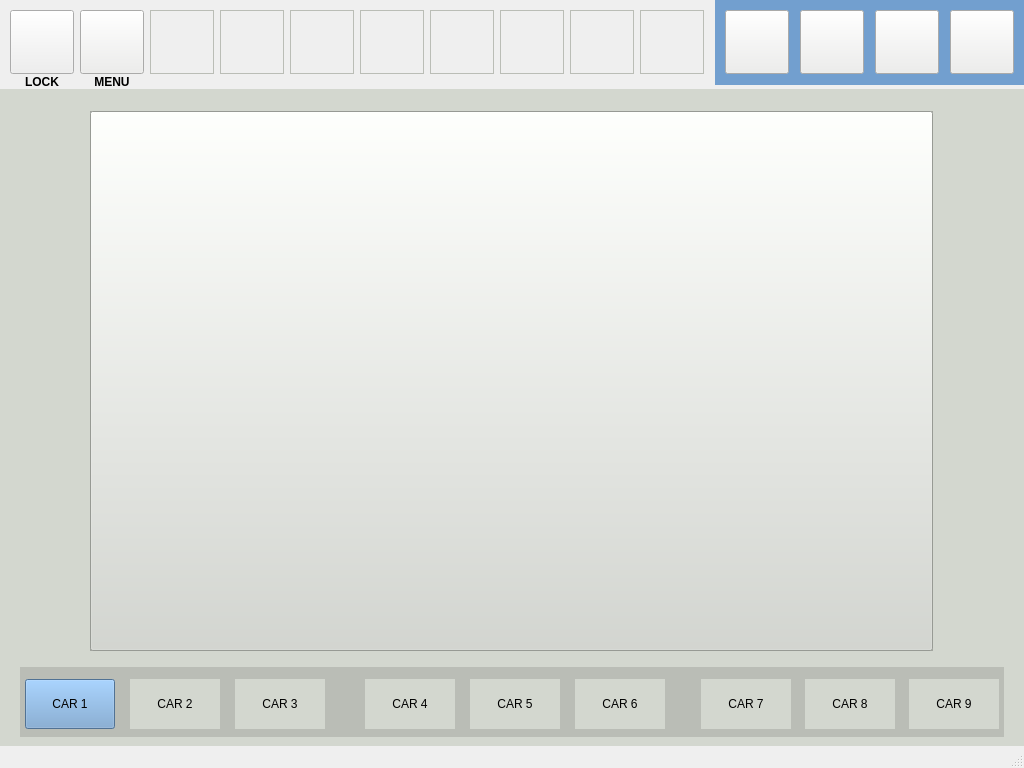
kartikeya8973/emu_hmi_app, file mainwindow.ui: the form before one commit.
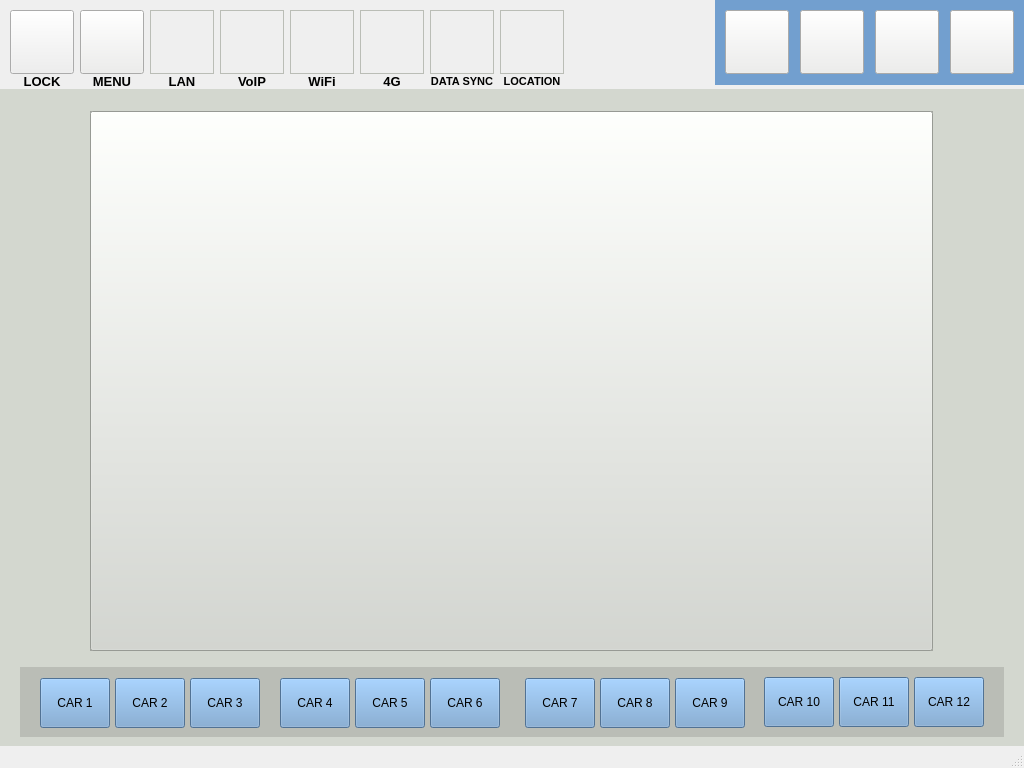
The form after the commit. The open tabs and pages were chosen to show the change. Icons and pictures are not drawn.

```diff
--- a/mainwindow.ui
+++ b/mainwindow.ui
@@ -1546,9 +1546,9 @@
      <widget class="QLabel" name="label_cam_no_2">
       <property name="geometry">
        <rect>
-        <x>800</x>
+        <x>730</x>
         <y>2</y>
-        <width>131</width>
+        <width>200</width>
         <height>17</height>
        </rect>
       </property>
@@ -1556,154 +1556,246 @@
        <string/>
       </property>
      </widget>
-     <widget class="QLabel" name="label_car5_Full">
+     <widget class="QPushButton" name="pushButton_carF1">
       <property name="geometry">
        <rect>
-        <x>470</x>
-        <y>590</y>
-        <width>90</width>
+        <x>40</x>
+        <y>589</y>
+        <width>70</width>
         <height>50</height>
        </rect>
+      </property>
+      <property name="styleSheet">
+       <string notr="true">background-color: rgb(114, 159, 207);
+color: rgb(0, 0, 0);</string>
+      </property>
+      <property name="text">
+       <string>CAR 1</string>
+      </property>
+      <property name="flat">
+       <bool>false</bool>
+      </property>
+     </widget>
+     <widget class="QPushButton" name="pushButton_carF2">
+      <property name="geometry">
+       <rect>
+        <x>115</x>
+        <y>589</y>
+        <width>70</width>
+        <height>50</height>
+       </rect>
+      </property>
+      <property name="styleSheet">
+       <string notr="true">background-color: rgb(114, 159, 207);
+color: rgb(0, 0, 0);</string>
+      </property>
+      <property name="text">
+       <string>CAR 2</string>
+      </property>
+      <property name="flat">
+       <bool>false</bool>
+      </property>
+     </widget>
+     <widget class="QPushButton" name="pushButton_carF3">
+      <property name="geometry">
+       <rect>
+        <x>190</x>
+        <y>589</y>
+        <width>70</width>
+        <height>50</height>
+       </rect>
+      </property>
+      <property name="styleSheet">
+       <string notr="true">background-color: rgb(114, 159, 207);
+color: rgb(0, 0, 0);</string>
+      </property>
+      <property name="text">
+       <string>CAR 3</string>
+      </property>
+      <property name="flat">
+       <bool>false</bool>
+      </property>
+     </widget>
+     <widget class="QPushButton" name="pushButton_carF8">
+      <property name="geometry">
+       <rect>
+        <x>600</x>
+        <y>589</y>
+        <width>70</width>
+        <height>50</height>
+       </rect>
+      </property>
+      <property name="styleSheet">
+       <string notr="true">background-color: rgb(114, 159, 207);
+color: rgb(0, 0, 0);</string>
+      </property>
+      <property name="text">
+       <string>CAR 8</string>
+      </property>
+      <property name="flat">
+       <bool>false</bool>
+      </property>
+     </widget>
+     <widget class="QPushButton" name="pushButton_carF5">
+      <property name="geometry">
+       <rect>
+        <x>355</x>
+        <y>589</y>
+        <width>70</width>
+        <height>50</height>
+       </rect>
+      </property>
+      <property name="styleSheet">
+       <string notr="true">background-color: rgb(114, 159, 207);
+color: rgb(0, 0, 0);</string>
       </property>
       <property name="text">
        <string>CAR 5</string>
       </property>
-      <property name="alignment">
-       <set>Qt::AlignCenter</set>
+      <property name="flat">
+       <bool>false</bool>
       </property>
      </widget>
-     <widget class="QLabel" name="label_car9_Full">
+     <widget class="QPushButton" name="pushButton_carF10">
       <property name="geometry">
        <rect>
-        <x>909</x>
-        <y>590</y>
-        <width>90</width>
+        <x>764</x>
+        <y>588</y>
+        <width>70</width>
         <height>50</height>
        </rect>
+      </property>
+      <property name="styleSheet">
+       <string notr="true">background-color: rgb(114, 159, 207);
+color: rgb(0, 0, 0);</string>
+      </property>
+      <property name="text">
+       <string>CAR 10</string>
+      </property>
+      <property name="flat">
+       <bool>false</bool>
+      </property>
+     </widget>
+     <widget class="QPushButton" name="pushButton_carF9">
+      <property name="geometry">
+       <rect>
+        <x>675</x>
+        <y>589</y>
+        <width>70</width>
+        <height>50</height>
+       </rect>
+      </property>
+      <property name="styleSheet">
+       <string notr="true">background-color: rgb(114, 159, 207);
+color: rgb(0, 0, 0);</string>
       </property>
       <property name="text">
        <string>CAR 9</string>
       </property>
-      <property name="alignment">
-       <set>Qt::AlignCenter</set>
+      <property name="flat">
+       <bool>false</bool>
       </property>
      </widget>
-     <widget class="QLabel" name="label_car3_Full">
+     <widget class="QPushButton" name="pushButton_carF6">
       <property name="geometry">
        <rect>
-        <x>235</x>
-        <y>590</y>
-        <width>90</width>
+        <x>430</x>
+        <y>589</y>
+        <width>70</width>
         <height>50</height>
        </rect>
       </property>
+      <property name="styleSheet">
+       <string notr="true">background-color: rgb(114, 159, 207);
+color: rgb(0, 0, 0);</string>
+      </property>
       <property name="text">
-       <string>CAR 3</string>
+       <string>CAR 6</string>
       </property>
-      <property name="alignment">
-       <set>Qt::AlignCenter</set>
+      <property name="flat">
+       <bool>false</bool>
       </property>
      </widget>
-     <widget class="QLabel" name="label_car7_Full">
+     <widget class="QPushButton" name="pushButton_carF11">
       <property name="geometry">
        <rect>
-        <x>701</x>
-        <y>590</y>
-        <width>90</width>
+        <x>839</x>
+        <y>588</y>
+        <width>70</width>
         <height>50</height>
        </rect>
+      </property>
+      <property name="styleSheet">
+       <string notr="true">background-color: rgb(114, 159, 207);
+color: rgb(0, 0, 0);</string>
+      </property>
+      <property name="text">
+       <string>CAR 11</string>
+      </property>
+      <property name="flat">
+       <bool>false</bool>
+      </property>
+     </widget>
+     <widget class="QPushButton" name="pushButton_carF7">
+      <property name="geometry">
+       <rect>
+        <x>525</x>
+        <y>589</y>
+        <width>70</width>
+        <height>50</height>
+       </rect>
+      </property>
+      <property name="styleSheet">
+       <string notr="true">background-color: rgb(114, 159, 207);
+color: rgb(0, 0, 0);</string>
       </property>
       <property name="text">
        <string>CAR 7</string>
       </property>
-      <property name="alignment">
-       <set>Qt::AlignCenter</set>
+      <property name="flat">
+       <bool>false</bool>
       </property>
      </widget>
-     <widget class="QLabel" name="label_car4_Full">
+     <widget class="QPushButton" name="pushButton_carF12">
       <property name="geometry">
        <rect>
-        <x>365</x>
-        <y>590</y>
-        <width>90</width>
+        <x>914</x>
+        <y>588</y>
+        <width>70</width>
         <height>50</height>
        </rect>
+      </property>
+      <property name="styleSheet">
+       <string notr="true">background-color: rgb(114, 159, 207);
+color: rgb(0, 0, 0);</string>
+      </property>
+      <property name="text">
+       <string>CAR 12</string>
+      </property>
+      <property name="flat">
+       <bool>false</bool>
+      </property>
+     </widget>
+     <widget class="QPushButton" name="pushButton_carF4">
+      <property name="geometry">
+       <rect>
+        <x>280</x>
+        <y>589</y>
+        <width>70</width>
+        <height>50</height>
+       </rect>
+      </property>
+      <property name="styleSheet">
+       <string notr="true">background-color: rgb(114, 159, 207);
+color: rgb(0, 0, 0);</string>
       </property>
       <property name="text">
        <string>CAR 4</string>
       </property>
-      <property name="alignment">
-       <set>Qt::AlignCenter</set>
-      </property>
-     </widget>
-     <widget class="QLabel" name="label_car2_Full">
-      <property name="geometry">
-       <rect>
-        <x>130</x>
-        <y>590</y>
-        <width>90</width>
-        <height>50</height>
-       </rect>
-      </property>
-      <property name="text">
-       <string>CAR 2</string>
-      </property>
-      <property name="alignment">
-       <set>Qt::AlignCenter</set>
-      </property>
-     </widget>
-     <widget class="QLabel" name="label_car6_Full">
-      <property name="geometry">
-       <rect>
-        <x>575</x>
-        <y>590</y>
-        <width>90</width>
-        <height>50</height>
-       </rect>
-      </property>
-      <property name="text">
-       <string>CAR 6</string>
-      </property>
-      <property name="alignment">
-       <set>Qt::AlignCenter</set>
-      </property>
-     </widget>
-     <widget class="QPushButton" name="pushButton_car1_Full">
-      <property name="geometry">
-       <rect>
-        <x>25</x>
-        <y>590</y>
-        <width>90</width>
-        <height>50</height>
-       </rect>
-      </property>
-      <property name="styleSheet">
-       <string notr="true">background-color: rgb(114, 159, 207);
-color: rgb(0, 0, 0);</string>
-      </property>
-      <property name="text">
-       <string>CAR 1</string>
-      </property>
       <property name="flat">
        <bool>false</bool>
       </property>
      </widget>
-     <widget class="QLabel" name="label_car8_Full">
-      <property name="geometry">
-       <rect>
-        <x>805</x>
-        <y>590</y>
-        <width>90</width>
-        <height>50</height>
-       </rect>
-      </property>
-      <property name="text">
-       <string>CAR 8</string>
-      </property>
-      <property name="alignment">
-       <set>Qt::AlignCenter</set>
-      </property>
-     </widget>
     </widget>
     <widget class="QWidget" name="page_cctvView_etbCall">
      <widget class="QFrame" name="frame_11">
@@ -2064,158 +2156,6 @@
      </size>
     </property>
    </widget>
-   <widget class="QLabel" name="label_lan">
-    <property name="geometry">
-     <rect>
-      <x>150</x>
-      <y>10</y>
-      <width>64</width>
-      <height>64</height>
-     </rect>
-    </property>
-    <property name="styleSheet">
-     <string notr="true">image: url(:/new/icons/lan.png);
-border-style: solid;
-border-width:1px;
-border-color: rgb(186, 189, 182);</string>
-    </property>
-    <property name="text">
-     <string/>
-    </property>
-   </widget>
-   <widget class="QLabel" name="label_camera">
-    <property name="geometry">
-     <rect>
-      <x>220</x>
-      <y>10</y>
-      <width>64</width>
-      <height>64</height>
-     </rect>
-    </property>
-    <property name="styleSheet">
-     <string notr="true">image: url(:/new/icons/cctv.png);
-border-style: solid;
-border-width:1px;
-border-color: rgb(186, 189, 182);</string>
-    </property>
-    <property name="text">
-     <string/>
-    </property>
-   </widget>
-   <widget class="QLabel" name="label_ssd">
-    <property name="geometry">
-     <rect>
-      <x>290</x>
-      <y>10</y>
-      <width>64</width>
-      <height>64</height>
-     </rect>
-    </property>
-    <property name="styleSheet">
-     <string notr="true">image: url(:/new/icons/nvr_database.png);
-border-style: solid;
-border-width:1px;
-border-color: rgb(186, 189, 182);</string>
-    </property>
-    <property name="text">
-     <string/>
-    </property>
-   </widget>
-   <widget class="QLabel" name="label_voip">
-    <property name="geometry">
-     <rect>
-      <x>360</x>
-      <y>10</y>
-      <width>64</width>
-      <height>64</height>
-     </rect>
-    </property>
-    <property name="styleSheet">
-     <string notr="true">image: url(:/new/icons/voip.png);
-border-style: solid;
-border-width:1px;
-border-color: rgb(186, 189, 182);</string>
-    </property>
-    <property name="text">
-     <string/>
-    </property>
-   </widget>
-   <widget class="QLabel" name="label_wifi">
-    <property name="geometry">
-     <rect>
-      <x>430</x>
-      <y>10</y>
-      <width>64</width>
-      <height>64</height>
-     </rect>
-    </property>
-    <property name="styleSheet">
-     <string notr="true">image: url(:/new/icons/wifi2.png);
-border-style: solid;
-border-width:1px;
-border-color: rgb(186, 189, 182);</string>
-    </property>
-    <property name="text">
-     <string/>
-    </property>
-   </widget>
-   <widget class="QLabel" name="label_4g">
-    <property name="geometry">
-     <rect>
-      <x>500</x>
-      <y>10</y>
-      <width>64</width>
-      <height>64</height>
-     </rect>
-    </property>
-    <property name="styleSheet">
-     <string notr="true">image: url(:/new/icons/4g.png);
-border-style: solid;
-border-width:1px;
-border-color: rgb(186, 189, 182);</string>
-    </property>
-    <property name="text">
-     <string/>
-    </property>
-   </widget>
-   <widget class="QLabel" name="label_datasync">
-    <property name="geometry">
-     <rect>
-      <x>570</x>
-      <y>10</y>
-      <width>64</width>
-      <height>64</height>
-     </rect>
-    </property>
-    <property name="styleSheet">
-     <string notr="true">image: url(:/new/icons/sync.png);
-border-style: solid;
-border-width:1px;
-border-color: rgb(186, 189, 182);</string>
-    </property>
-    <property name="text">
-     <string/>
-    </property>
-   </widget>
-   <widget class="QLabel" name="label_gps">
-    <property name="geometry">
-     <rect>
-      <x>640</x>
-      <y>10</y>
-      <width>64</width>
-      <height>64</height>
-     </rect>
-    </property>
-    <property name="styleSheet">
-     <string notr="true">image: url(:/new/icons/gps.png);
-border-style: solid;
-border-width:1px;
-border-color: rgb(186, 189, 182);</string>
-    </property>
-    <property name="text">
-     <string/>
-    </property>
-   </widget>
    <widget class="QLabel" name="label_cam_buttons">
     <property name="geometry">
      <rect>
@@ -2371,6 +2311,7 @@
     </property>
     <property name="font">
      <font>
+      <pointsize>10</pointsize>
       <weight>75</weight>
       <bold>true</bold>
      </font>
@@ -2393,6 +2334,7 @@
     </property>
     <property name="font">
      <font>
+      <pointsize>10</pointsize>
       <weight>75</weight>
       <bold>true</bold>
      </font>
@@ -2404,6 +2346,282 @@
      <set>Qt::AlignCenter</set>
     </property>
    </widget>
+   <widget class="QLabel" name="label_wifi">
+    <property name="geometry">
+     <rect>
+      <x>290</x>
+      <y>10</y>
+      <width>64</width>
+      <height>64</height>
+     </rect>
+    </property>
+    <property name="styleSheet">
+     <string notr="true">;border-style: solid;
+image: url(:/new/icons/wifi-signal.png);
+border-width:1px;
+border-color: rgb(186, 189, 182);</string>
+    </property>
+    <property name="text">
+     <string/>
+    </property>
+   </widget>
+   <widget class="QLabel" name="label_4g">
+    <property name="geometry">
+     <rect>
+      <x>360</x>
+      <y>10</y>
+      <width>64</width>
+      <height>64</height>
+     </rect>
+    </property>
+    <property name="styleSheet">
+     <string notr="true">image: url(:/new/icons/4g.png);
+border-style: solid;
+border-width:1px;
+border-color: rgb(186, 189, 182);</string>
+    </property>
+    <property name="text">
+     <string/>
+    </property>
+   </widget>
+   <widget class="QLabel" name="label_gps">
+    <property name="geometry">
+     <rect>
+      <x>500</x>
+      <y>10</y>
+      <width>64</width>
+      <height>64</height>
+     </rect>
+    </property>
+    <property name="styleSheet">
+     <string notr="true">image: url(:/new/icons/gps.png);
+border-style: solid;
+border-width:1px;
+border-color: rgb(186, 189, 182);</string>
+    </property>
+    <property name="text">
+     <string/>
+    </property>
+   </widget>
+   <widget class="QLabel" name="label_datasync">
+    <property name="geometry">
+     <rect>
+      <x>430</x>
+      <y>10</y>
+      <width>64</width>
+      <height>64</height>
+     </rect>
+    </property>
+    <property name="styleSheet">
+     <string notr="true">image: url(:/new/icons/sync.png);
+border-style: solid;
+border-width:1px;
+border-color: rgb(186, 189, 182);</string>
+    </property>
+    <property name="text">
+     <string/>
+    </property>
+   </widget>
+   <widget class="QLabel" name="label_voip">
+    <property name="geometry">
+     <rect>
+      <x>220</x>
+      <y>10</y>
+      <width>64</width>
+      <height>64</height>
+     </rect>
+    </property>
+    <property name="styleSheet">
+     <string notr="true">image: url(:/new/icons/voip.png);
+border-style: solid;
+border-width:1px;
+border-color: rgb(186, 189, 182);</string>
+    </property>
+    <property name="text">
+     <string/>
+    </property>
+   </widget>
+   <widget class="QLabel" name="label_lan">
+    <property name="geometry">
+     <rect>
+      <x>150</x>
+      <y>10</y>
+      <width>64</width>
+      <height>64</height>
+     </rect>
+    </property>
+    <property name="styleSheet">
+     <string notr="true">image: url(:/new/icons/lan.png);
+border-style: solid;
+border-width:1px;
+border-color: rgb(186, 189, 182);</string>
+    </property>
+    <property name="text">
+     <string/>
+    </property>
+   </widget>
+   <widget class="QLabel" name="label_9">
+    <property name="geometry">
+     <rect>
+      <x>150</x>
+      <y>75</y>
+      <width>64</width>
+      <height>13</height>
+     </rect>
+    </property>
+    <property name="font">
+     <font>
+      <pointsize>10</pointsize>
+      <weight>75</weight>
+      <bold>true</bold>
+     </font>
+    </property>
+    <property name="text">
+     <string>LAN</string>
+    </property>
+    <property name="alignment">
+     <set>Qt::AlignCenter</set>
+    </property>
+   </widget>
+   <widget class="QLabel" name="label_10">
+    <property name="geometry">
+     <rect>
+      <x>220</x>
+      <y>75</y>
+      <width>64</width>
+      <height>13</height>
+     </rect>
+    </property>
+    <property name="font">
+     <font>
+      <pointsize>10</pointsize>
+      <weight>75</weight>
+      <bold>true</bold>
+     </font>
+    </property>
+    <property name="text">
+     <string>VoIP</string>
+    </property>
+    <property name="alignment">
+     <set>Qt::AlignCenter</set>
+    </property>
+   </widget>
+   <widget class="QLabel" name="label_11">
+    <property name="geometry">
+     <rect>
+      <x>360</x>
+      <y>75</y>
+      <width>64</width>
+      <height>13</height>
+     </rect>
+    </property>
+    <property name="font">
+     <font>
+      <pointsize>10</pointsize>
+      <weight>75</weight>
+      <bold>true</bold>
+     </font>
+    </property>
+    <property name="text">
+     <string>4G</string>
+    </property>
+    <property name="alignment">
+     <set>Qt::AlignCenter</set>
+    </property>
+   </widget>
+   <widget class="QLabel" name="label_12">
+    <property name="geometry">
+     <rect>
+      <x>290</x>
+      <y>75</y>
+      <width>64</width>
+      <height>13</height>
+     </rect>
+    </property>
+    <property name="font">
+     <font>
+      <pointsize>10</pointsize>
+      <weight>75</weight>
+      <bold>true</bold>
+     </font>
+    </property>
+    <property name="text">
+     <string>WiFi</string>
+    </property>
+    <property name="alignment">
+     <set>Qt::AlignCenter</set>
+    </property>
+   </widget>
+   <widget class="QLabel" name="label_13">
+    <property name="geometry">
+     <rect>
+      <x>500</x>
+      <y>75</y>
+      <width>64</width>
+      <height>13</height>
+     </rect>
+    </property>
+    <property name="font">
+     <font>
+      <pointsize>8</pointsize>
+      <weight>75</weight>
+      <bold>true</bold>
+     </font>
+    </property>
+    <property name="text">
+     <string>LOCATION</string>
+    </property>
+    <property name="alignment">
+     <set>Qt::AlignCenter</set>
+    </property>
+   </widget>
+   <widget class="QLabel" name="label_14">
+    <property name="geometry">
+     <rect>
+      <x>430</x>
+      <y>75</y>
+      <width>64</width>
+      <height>13</height>
+     </rect>
+    </property>
+    <property name="font">
+     <font>
+      <pointsize>8</pointsize>
+      <weight>75</weight>
+      <bold>true</bold>
+     </font>
+    </property>
+    <property name="text">
+     <string>DATA SYNC</string>
+    </property>
+    <property name="alignment">
+     <set>Qt::AlignCenter</set>
+    </property>
+   </widget>
+   <zorder>label_Date</zorder>
+   <zorder>label_Time</zorder>
+   <zorder>stackedWidget_Dynamic</zorder>
+   <zorder>label_cam_buttons</zorder>
+   <zorder>pushButton_camView_1</zorder>
+   <zorder>pushButton_camView_full</zorder>
+   <zorder>pushButton_camView_2</zorder>
+   <zorder>pushButton_return</zorder>
+   <zorder>pushButton_Lock</zorder>
+   <zorder>label</zorder>
+   <zorder>label_2</zorder>
+   <zorder>pushButton_Menu</zorder>
+   <zorder>label_wifi</zorder>
+   <zorder>label_4g</zorder>
+   <zorder>label_gps</zorder>
+   <zorder>label_datasync</zorder>
+   <zorder>label_voip</zorder>
+   <zorder>label_lan</zorder>
+   <zorder>label_9</zorder>
+   <zorder>label_10</zorder>
+   <zorder>label_11</zorder>
+   <zorder>label_12</zorder>
+   <zorder>label_13</zorder>
+   <zorder>label_14</zorder>
   </widget>
   <widget class="QStatusBar" name="statusbar"/>
  </widget>
```
Left out of the diff: 476 changed lines with no effect on the pictures.
